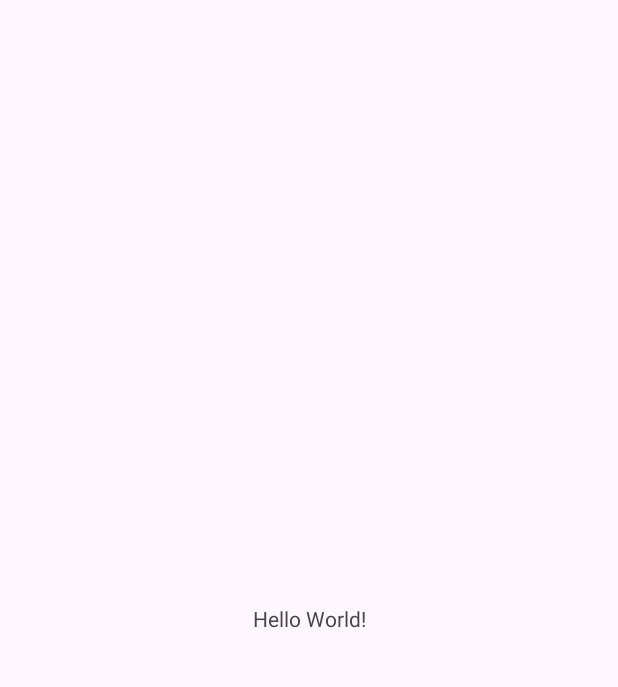
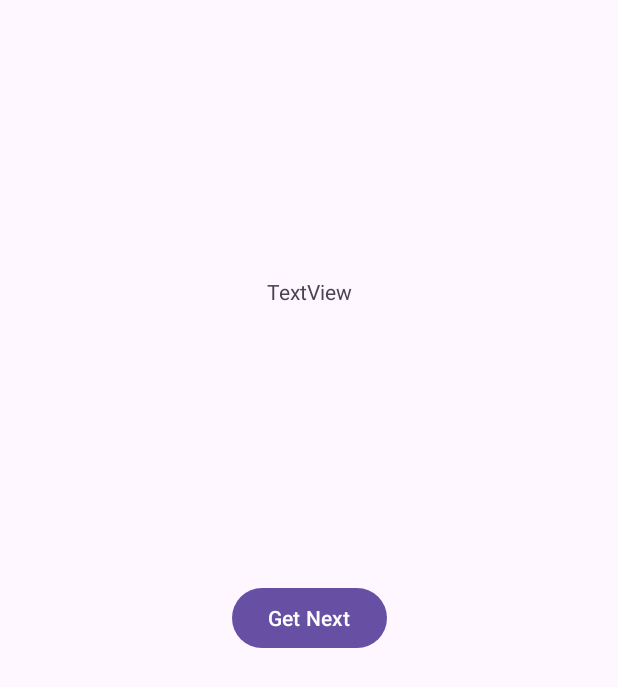
Before and after one commit to birbothedev/mobile_app_proj_2, an Android app: the screen it shows after launch (MainActivity), on a phone screen of 412 x 824 dp. Before the commit the part shown is almost empty. Shown: the top 687 px of the screen. Run offline under Robolectric (Android 15) with nearby library versions, the phone set to English and light mode, and no system bars; 4 statements that could not run were skipped.

Commit message:
added base code from following instructions

```diff
--- a/app/build.gradle.kts
+++ b/app/build.gradle.kts
@@ -15,6 +15,10 @@ android {
         versionName = "1.0"
 
         testInstrumentationRunner = "androidx.test.runner.AndroidJUnitRunner"
+    }
+
+    buildFeatures {
+        viewBinding = true
     }
 
     buildTypes {
--- /dev/null
+++ b/app/src/main/java/com/example/project2/Capital.kt
@@ -0,0 +1,20 @@
+package com.example.project2
+
+class Capital(state: String, capitalCity: String) {
+    var state : String = ""
+        get() = field
+        set(value) {
+            field = value
+        }
+
+    var capitalCity : String = ""
+        get() = field
+        set(value) {
+            field = value
+        }
+
+    init {
+        this.state = state
+        this.capitalCity = capitalCity
+    }
+}
--- a/app/src/main/java/com/example/project2/MainActivity.kt
+++ b/app/src/main/java/com/example/project2/MainActivity.kt
@@ -1,12 +1,19 @@
 package com.example.project2
 
+import android.graphics.Paint.Cap
 import android.os.Bundle
+import android.util.Log
 import androidx.activity.enableEdgeToEdge
 import androidx.appcompat.app.AppCompatActivity
 import androidx.core.view.ViewCompat
 import androidx.core.view.WindowInsetsCompat
+import com.example.project2.databinding.ActivityMainBinding
+import kotlin.random.Random
 
 class MainActivity : AppCompatActivity() {
+    private lateinit var binding: ActivityMainBinding
+    private lateinit var stateList: ArrayList<Capital>
+
     override fun onCreate(savedInstanceState: Bundle?) {
         super.onCreate(savedInstanceState)
         enableEdgeToEdge()
@@ -16,5 +23,35 @@ class MainActivity : AppCompatActivity() {
             v.setPadding(systemBars.left, systemBars.top, systemBars.right, systemBars.bottom)
             insets
         }
+        binding = ActivityMainBinding.inflate(layoutInflater)
+        setContentView(binding.root)
+
+        val rawDataArray = resources.getStringArray(R.array.states)
+        var stateName : String
+        var capitalName : String
+        var stringArray : List<String>
+        var capital : Capital
+        stateList = ArrayList<Capital>()
+
+        for (state in rawDataArray){
+            stringArray = state.split(",")
+            stateName = stringArray[0]
+            capitalName = stringArray[1]
+            capital = Capital(stateName, capitalName)
+            stateList.add(capital)
+        }
+
+        var capitalObject = stateList.get(Random.nextInt(stateList.size))
+        var messageString = "${capitalObject.capitalCity} " +
+                "is the capital of ${capitalObject.state}"
+        binding.capitalInfo.setText(messageString)
+
+        binding.nextButton.setOnClickListener {
+            capitalObject = stateList.get(Random.nextInt(stateList.size))
+            messageString = "${capitalObject.capitalCity} " +
+                    "is the capital of ${capitalObject.state}"
+            binding.capitalInfo.setText(messageString)
+        }
+
     }
 }
--- a/app/src/main/res/layout/activity_main.xml
+++ b/app/src/main/res/layout/activity_main.xml
@@ -8,9 +8,20 @@
     tools:context=".MainActivity">
 
     <TextView
+        android:id="@+id/capital_info"
         android:layout_width="wrap_content"
         android:layout_height="wrap_content"
-        android:text="Hello World!"
+        android:text="TextView"
+        app:layout_constraintBottom_toTopOf="@+id/next_button"
+        app:layout_constraintEnd_toEndOf="parent"
+        app:layout_constraintStart_toStartOf="parent"
+        app:layout_constraintTop_toTopOf="parent" />
+
+    <Button
+        android:id="@+id/next_button"
+        android:text="Get Next"
+        android:layout_width="wrap_content"
+        android:layout_height="wrap_content"
         app:layout_constraintBottom_toBottomOf="parent"
         app:layout_constraintEnd_toEndOf="parent"
         app:layout_constraintStart_toStartOf="parent"
--- a/app/src/main/res/values/strings.xml
+++ b/app/src/main/res/values/strings.xml
@@ -1,3 +1,55 @@
 <resources>
     <string name="app_name">Project 2</string>
+    <string-array name="states">
+        <item>Alabama,Montgomery</item>
+        <item>Alaska,Juneau</item>
+        <item>Arizona,Phoenix</item>
+        <item>Arkansas,Little Rock</item>
+        <item>California,Sacramento</item>
+        <item>Colorado,Denver</item>
+        <item>Connecticut,Hartford</item>
+        <item>Delaware,Dover</item>
+        <item>Hawaii,Honolulu</item>
+        <item>Florida,Tallahassee</item>
+        <item>Georgia,Atlanta</item>
+        <item>Idaho,Boise</item>
+        <item>Illinois,Springfield</item>
+        <item>Indiana,Indianapolis</item>
+        <item>Iowa,Des Moines</item>
+        <item>Kansas,Topeka</item>
+        <item>Kentucky,Frankfort</item>
+        <item>Louisiana,Baton Rouge</item>
+        <item>Maine,Augusta</item>
+        <item>Maryland,Annapolis</item>
+        <item>Massachusetts,Boston</item>
+        <item>Michigan,Lansing</item>
+        <item>Minnesota,St. Paul</item>
+        <item>Mississippi,Jackson</item>
+        <item>Missouri,Jefferson City</item>
+        <item>Montana,Helena</item>
+        <item>Nebraska,Lincoln</item>
+        <item>Nevada,Carson City</item>
+        <item>New Hampshire,Concord</item>
+        <item>New Jersey,Trenton</item>
+        <item>New Mexico,Santa Fe</item>
+        <item>North Carolina,Raleigh</item>
+        <item>North Dakota,Bismarck</item>
+        <item>New York,Albany</item>
+        <item>Ohio,Columbus</item>
+        <item>Oklahoma,Oklahoma City</item>
+        <item>Oregon,Salem</item>
+        <item>Pennsylvania,Harrisburg</item>
+        <item>Rhode Island,Providence</item>
+        <item>South Carolina,Columbia</item>
+        <item>South Dakota,Pierre</item>
+        <item>Tennessee,Nashville</item>
+        <item>Texas,Austin</item>
+        <item>Utah,Salt Lake City</item>
+        <item>Vermont,Montpelier</item>
+        <item>Virginia,Richmond</item>
+        <item>Washington,Olympia</item>
+        <item>West Virginia,Charleston</item>
+        <item>Wisconsin,Madison</item>
+        <item>Wyoming,Cheyenne</item>
+    </string-array>
 </resources>
```
